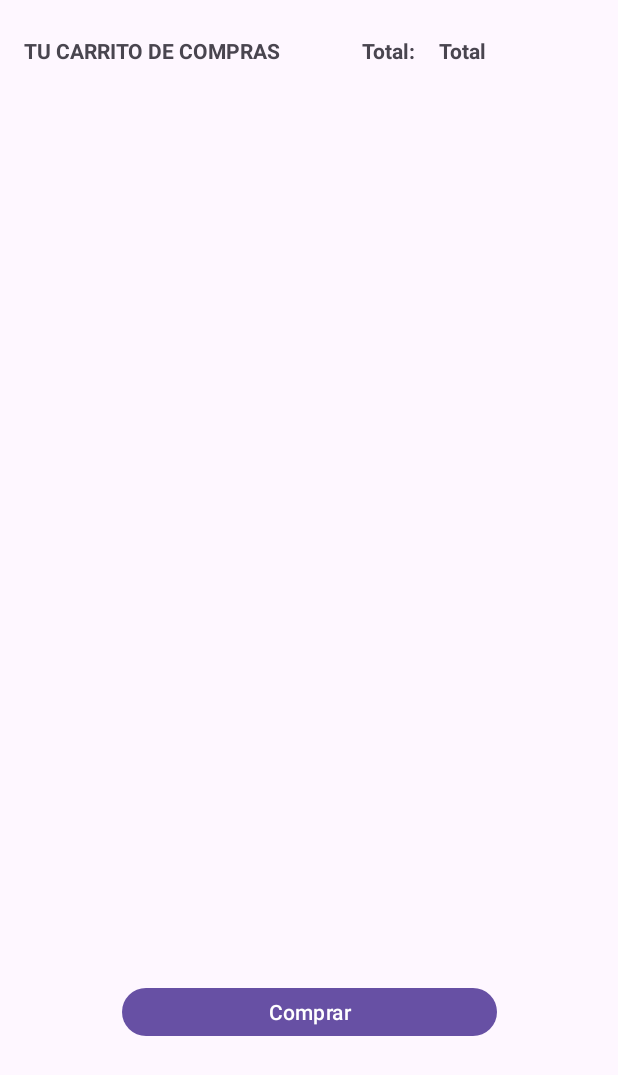
After one commit to Hieloeston235/Tienda_RA, an Android app: the Carrito screen opened directly, with no data from a screen before it, on a phone screen of 412 x 824 dp. The commit adds this screen. Shown: the top 1075 px of the screen. Run offline under Robolectric (Android 15) with nearby library versions, the phone set to English and light mode, and no system bars.

Commit message:
ADD CARRITO ADTIVITY

```diff
--- a/TiendaRealidaAumentada/app/src/main/AndroidManifest.xml
+++ b/TiendaRealidaAumentada/app/src/main/AndroidManifest.xml
@@ -13,6 +13,9 @@
         android:theme="@style/Theme.TiendaRealidaAumentada"
         tools:targetApi="31">
         <activity
+            android:name=".Carrito"
+            android:exported="false" />
+        <activity
             android:name=".Home"
             android:exported="false" />
         <activity
--- /dev/null
+++ b/TiendaRealidaAumentada/app/src/main/java/com/example/tiendarealidaaumentada/Carrito.java
@@ -0,0 +1,24 @@
+package com.example.tiendarealidaaumentada;
+
+import android.os.Bundle;
+
+import androidx.activity.EdgeToEdge;
+import androidx.appcompat.app.AppCompatActivity;
+import androidx.core.graphics.Insets;
+import androidx.core.view.ViewCompat;
+import androidx.core.view.WindowInsetsCompat;
+
+public class Carrito extends AppCompatActivity {
+
+    @Override
+    protected void onCreate(Bundle savedInstanceState) {
+        super.onCreate(savedInstanceState);
+        EdgeToEdge.enable(this);
+        setContentView(R.layout.activity_carrito);
+        ViewCompat.setOnApplyWindowInsetsListener(findViewById(R.id.main), (v, insets) -> {
+            Insets systemBars = insets.getInsets(WindowInsetsCompat.Type.systemBars());
+            v.setPadding(systemBars.left, systemBars.top, systemBars.right, systemBars.bottom);
+            return insets;
+        });
+    }
+}
--- /dev/null
+++ b/TiendaRealidaAumentada/app/src/main/res/layout/activity_carrito.xml
@@ -0,0 +1,61 @@
+<?xml version="1.0" encoding="utf-8"?>
+<androidx.constraintlayout.widget.ConstraintLayout xmlns:android="http://schemas.android.com/apk/res/android"
+    xmlns:app="http://schemas.android.com/apk/res-auto"
+    xmlns:tools="http://schemas.android.com/tools"
+    android:id="@+id/main"
+    android:layout_width="match_parent"
+    android:layout_height="match_parent"
+    tools:context=".Carrito">
+
+    <TextView
+        android:id="@+id/textView4"
+        android:layout_width="wrap_content"
+        android:layout_height="wrap_content"
+        android:layout_marginStart="16dp"
+        android:layout_marginTop="24dp"
+        android:text="TU CARRITO DE COMPRAS"
+        android:textStyle="bold"
+        app:layout_constraintStart_toStartOf="parent"
+        app:layout_constraintTop_toTopOf="parent" />
+
+    <TextView
+        android:id="@+id/textView6"
+        android:layout_width="wrap_content"
+        android:layout_height="wrap_content"
+        android:layout_marginStart="54dp"
+        android:layout_marginTop="24dp"
+        android:text="Total:"
+        android:textStyle="bold"
+        app:layout_constraintStart_toEndOf="@+id/textView4"
+        app:layout_constraintTop_toTopOf="parent" />
+
+    <TextView
+        android:id="@+id/txtTotal"
+        android:layout_width="wrap_content"
+        android:layout_height="wrap_content"
+        android:layout_marginStart="16dp"
+        android:layout_marginTop="24dp"
+        android:text="Total"
+        android:textStyle="bold"
+        app:layout_constraintStart_toEndOf="@+id/textView6"
+        app:layout_constraintTop_toTopOf="parent" />
+
+    <androidx.recyclerview.widget.RecyclerView
+        android:id="@+id/recyclerCarrito"
+        android:layout_width="413dp"
+        android:layout_height="578dp"
+        android:layout_marginTop="21dp"
+        app:layout_constraintEnd_toEndOf="parent"
+        app:layout_constraintStart_toStartOf="parent"
+        app:layout_constraintTop_toBottomOf="@+id/textView4" />
+
+    <Button
+        android:id="@+id/btnComprar"
+        android:layout_width="250dp"
+        android:layout_height="40dp"
+        android:layout_marginTop="12dp"
+        android:text="Comprar"
+        app:layout_constraintEnd_toEndOf="parent"
+        app:layout_constraintStart_toStartOf="parent"
+        app:layout_constraintTop_toBottomOf="@+id/recyclerCarrito" />
+</androidx.constraintlayout.widget.ConstraintLayout>
```
Also changed, not shown: TiendaRealidaAumentada/app/src/main/java/com/example/tiendarealidaaumentada/Home.java (+37 -1 lines), TiendaRealidaAumentada/app/src/main/res/layout/list_item_producto.xml (+13 -19 lines), TiendaRealidaAumentada/app/src/main/res/drawable/motherboard.jpg (added), TiendaRealidaAumentada/app/src/main/res/drawable/teclado.jpg (added).
